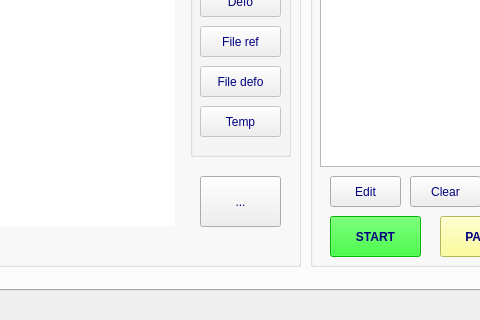
DESY-FH-ELab/cmstkmodlab, file defo/defo.ui: the form before one commit; both pictures show x 412 to 892 and y 580 to 900 of the 1120 by 900 pixel window.
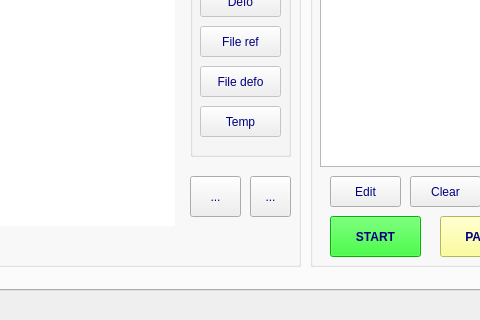
The form after the commit. The open tabs and pages were chosen to show the change. Icons and pictures are not drawn. Custom widgets are drawn as their Qt base class.

Commit message: * reconstruction classes set by DefoMainWindow::writeParameters() * adaptions to defo.cfg for mockup * moved Q_ENUMS in DefoMainWindow declaration for testing * camera-enabled-checkbox en/disables camera relevant controls * add histo button, pixel color histogram window opens on click

Diff of the .ui file:
```diff
--- a/defo/defo.ui
+++ b/defo/defo.ui
@@ -476,10 +476,10 @@
       <widget class="QToolButton" name="rawimageZoomButton_" >
        <property name="geometry" >
         <rect>
-         <x>570</x>
+         <x>560</x>
          <y>700</y>
-         <width>81</width>
-         <height>51</height>
+         <width>51</width>
+         <height>41</height>
         </rect>
        </property>
        <property name="styleSheet" >
@@ -493,6 +493,26 @@
          <normaloff>icons/48px-Icon-Lupe.png</normaloff>icons/48px-Icon-Lupe.png</iconset>
        </property>
       </widget>
+      <widget class="QToolButton" name="rawimageHistoButton_" >
+       <property name="geometry" >
+        <rect>
+         <x>620</x>
+         <y>700</y>
+         <width>41</width>
+         <height>41</height>
+        </rect>
+       </property>
+       <property name="styleSheet" >
+        <string notr="true" />
+       </property>
+       <property name="text" >
+        <string>...</string>
+       </property>
+       <property name="icon" >
+        <iconset>
+         <normaloff>icons/histogram.png</normaloff>icons/histogram.png</iconset>
+       </property>
+      </widget>
      </widget>
      <widget class="QGroupBox" name="scheduleGroupBox_" >
       <property name="geometry" >
```
Left out of the diff: 4 changed lines with no effect on the pictures. The commit also changes 8 other files.
